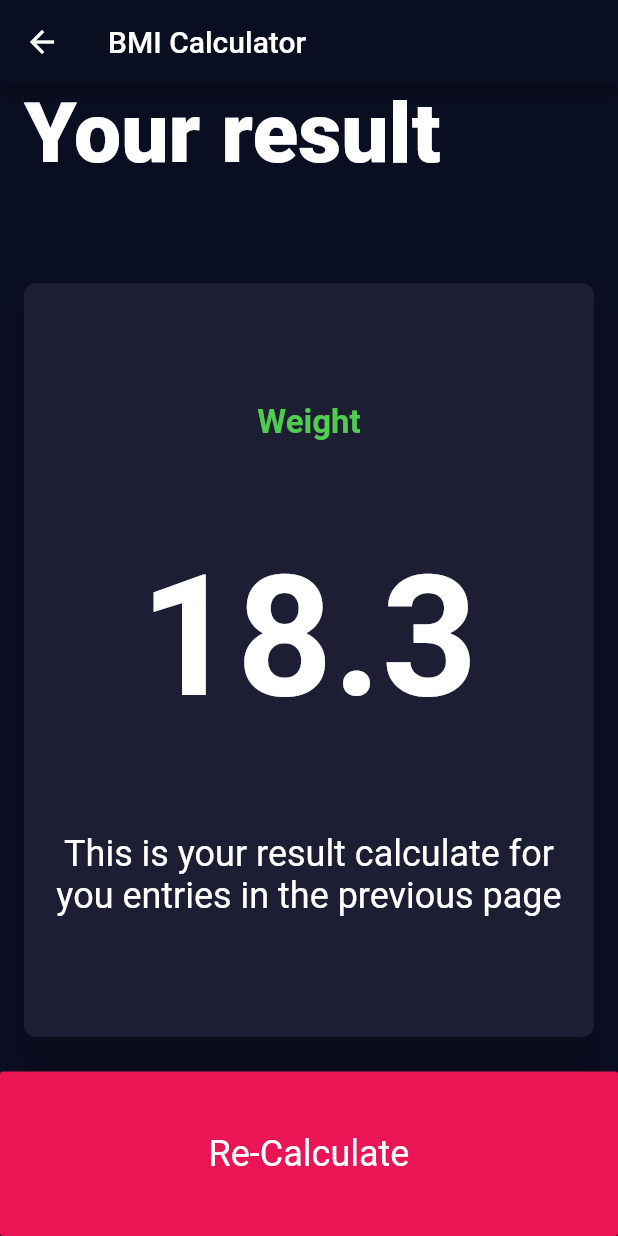
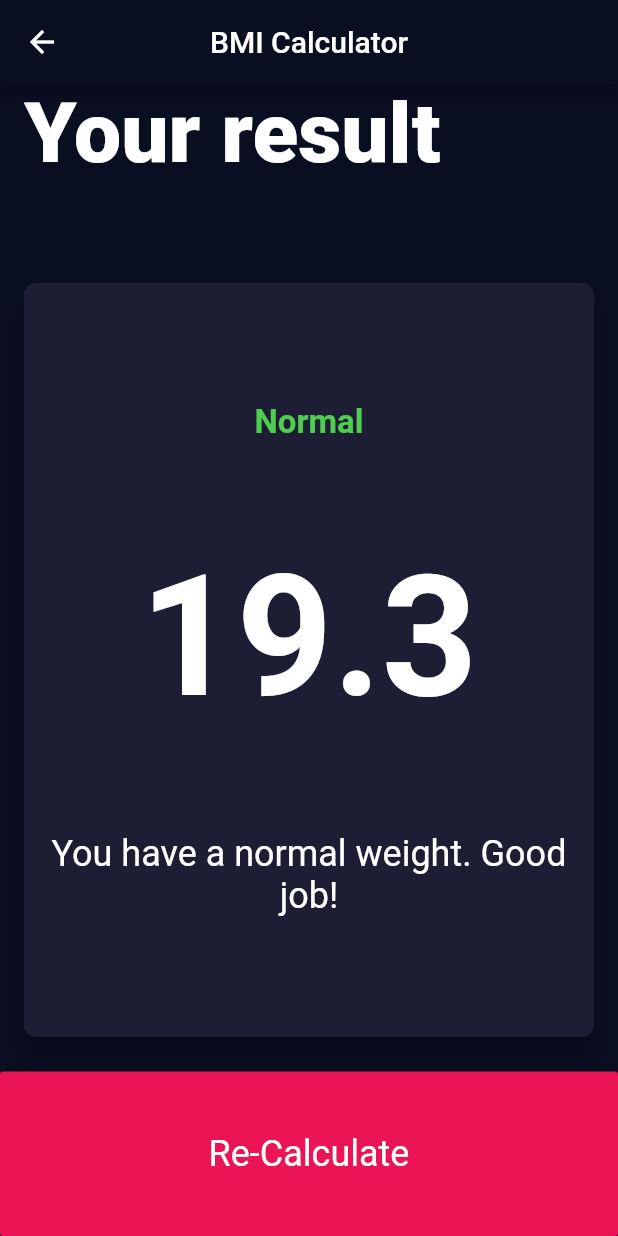
Before and after one commit to leodrumers/BMI-Calculator, a Flutter app: the screen it shows after launch, after a tap on "Calculate", on a phone screen of 412 x 824 dp. Run offline on Flutter 3.47's test engine with Material 2 defaults, Android fonts, the phone set to English and light mode, and no system bars; our stand-ins replace font_awesome_flutter.

Commit message:
Fixing CalculateButton

```diff
--- a/lib/main.dart
+++ b/lib/main.dart
@@ -1,7 +1,8 @@
-import 'package:bmi_calculator/constans.dart';
-import 'package:bmi_calculator/string_constans.dart';
 import 'package:flutter/material.dart';
 
+import 'file:///C:/Users/Leo/Documents/flutter/appbrewery/bmi_calculator/lib/constans/constans.dart';
+
+import 'constans/string_constans.dart';
 import 'views/input_page.dart';
 
 void main() {
--- /dev/null
+++ b/lib/model/calculator_brain.dart
@@ -0,0 +1,38 @@
+import 'dart:math';
+
+class CalculatorBrain {
+  CalculatorBrain({this.height, this.weight});
+
+  int height;
+  int weight;
+  double _bmi;
+
+  String getBMI() {
+    _bmi = weight / pow(height / 100, 2);
+    return _bmi.toStringAsFixed(1);
+  }
+
+  String getIndicator() {
+    if (_bmi >= 30) {
+      return 'Obese';
+    } else if (_bmi >= 25) {
+      return 'Overweight';
+    } else if (_bmi > 18) {
+      return 'Normal';
+    } else {
+      return 'UnderWeight';
+    }
+  }
+
+  String getInterpretation() {
+    if (_bmi >= 30) {
+      return 'You need a doctor. Urgently!';
+    } else if (_bmi >= 25) {
+      return 'Your have a higher than normal body weight. Try to exercise more ';
+    } else if (_bmi > 18) {
+      return 'You have a normal weight. Good job!';
+    } else {
+      return 'Your have a lower than normal body weight. Try to eat a beat more';
+    }
+  }
+}
--- a/lib/views/input_page.dart
+++ b/lib/views/input_page.dart
@@ -1,10 +1,12 @@
-import 'package:bmi_calculator/constans.dart';
+import 'package:bmi_calculator/model/calculator_brain.dart';
 import 'package:bmi_calculator/views/result_page.dart';
 import 'package:bmi_calculator/widgets/round_button.dart';
 import 'package:flutter/cupertino.dart';
 import 'package:flutter/material.dart';
 import 'package:flutter/rendering.dart';
 import 'package:font_awesome_flutter/font_awesome_flutter.dart';
+
+import 'file:///C:/Users/Leo/Documents/flutter/appbrewery/bmi_calculator/lib/constans/constans.dart';
 
 import '../widgets/calculate_button.dart';
 import '../widgets/content_card.dart';
@@ -224,14 +226,24 @@ class _InputPageState extends State<InputPage> {
             crossAxisAlignment: CrossAxisAlignment.end,
             mainAxisAlignment: MainAxisAlignment.end,
             children: [
-              CalculateButton(
+              Expanded(
+                flex: 1,
+                child: CalculateButton(
                   text: 'Calculate',
                   onPress: () {
+                    CalculatorBrain calc =
+                        CalculatorBrain(height: _height, weight: _weight);
                     Navigator.push(
                       context,
-                    MaterialPageRoute(builder: (context) => ResultPage()),
+                      MaterialPageRoute(
+                          builder: (context) => ResultPage(
+                                bmi: calc.getBMI(),
+                                result: calc.getIndicator(),
+                                interpretation: calc.getInterpretation(),
+                              )),
                     );
                   },
+                ),
               ),
             ],
           )
--- a/lib/views/result_page.dart
+++ b/lib/views/result_page.dart
@@ -1,21 +1,34 @@
-import 'package:bmi_calculator/string_constans.dart';
+import 'package:bmi_calculator/constans/string_constans.dart';
 import 'package:bmi_calculator/widgets/calculate_button.dart';
 import 'package:bmi_calculator/widgets/custom_card.dart';
 import 'package:flutter/cupertino.dart';
 import 'package:flutter/material.dart';
 
 class ResultPage extends StatelessWidget {
+  final String bmi;
+  final String result;
+  final String interpretation;
+
+  const ResultPage({
+    Key key,
+    @required this.bmi,
+    @required this.result,
+    @required this.interpretation,
+  }) : super(key: key);
+
   @override
   Widget build(BuildContext context) {
     return Scaffold(
       appBar: AppBar(
         title: Text(kAppName),
+        centerTitle: true,
       ),
       body: Column(
         mainAxisAlignment: MainAxisAlignment.spaceEvenly,
         crossAxisAlignment: CrossAxisAlignment.stretch,
         children: [
           Expanded(
+            flex: 1,
             child: Container(
               padding: EdgeInsets.only(left: 16.0),
               child: Text(
@@ -34,15 +47,15 @@ class ResultPage extends StatelessWidget {
                   crossAxisAlignment: CrossAxisAlignment.center,
                   children: [
                     Text(
-                      'Weight',
+                      result,
                       style: kResultTextStyle,
                     ),
                     Text(
-                      '18.3',
+                      bmi,
                       style: Theme.of(context).textTheme.headline1,
                     ),
                     Text(
-                      'This is your result calculate for you entries in the previous page',
+                      interpretation,
                       textAlign: TextAlign.center,
                       style: Theme.of(context).textTheme.headline5,
                     ),
@@ -52,12 +65,14 @@ class ResultPage extends StatelessWidget {
             ),
           ),
           Expanded(
-              child: CalculateButton(
-            text: 'Re-Calculate',
-            onPress: () {
-              Navigator.pop(context);
-            },
-          ))
+            flex: 1,
+            child: CalculateButton(
+              text: 'Re-Calculate',
+              onPress: () {
+                Navigator.pop(context);
+              },
+            ),
+          )
         ],
       ),
     );
--- a/lib/widgets/calculate_button.dart
+++ b/lib/widgets/calculate_button.dart
@@ -1,6 +1,6 @@
 import 'package:flutter/material.dart';
 
-import '../constans.dart';
+import '../constans/constans.dart';
 
 class CalculateButton extends StatelessWidget {
   final Function onPress;
@@ -13,8 +13,7 @@ class CalculateButton extends StatelessWidget {
 
   @override
   Widget build(BuildContext context) {
-    return Expanded(
-      child: ButtonTheme(
+    return ButtonTheme(
       height: 70,
       child: RaisedButton(
         onPressed: onPress,
@@ -25,7 +24,6 @@ class CalculateButton extends StatelessWidget {
         ),
         disabledColor: Colors.blueGrey,
       ),
-      ),
     );
   }
 }
--- a/lib/widgets/custom_card.dart
+++ b/lib/widgets/custom_card.dart
@@ -1,6 +1,6 @@
 import 'package:flutter/material.dart';
 
-import '../constans.dart';
+import '../constans/constans.dart';
 
 class CustomCard extends StatelessWidget {
   CustomCard({
```
Also changed, not shown: lib/constans/constans.dart (renamed from lib/constans.dart), lib/constans/string_constans.dart (renamed from lib/string_constans.dart). Lines whose indentation alone changed are shown as unchanged.
